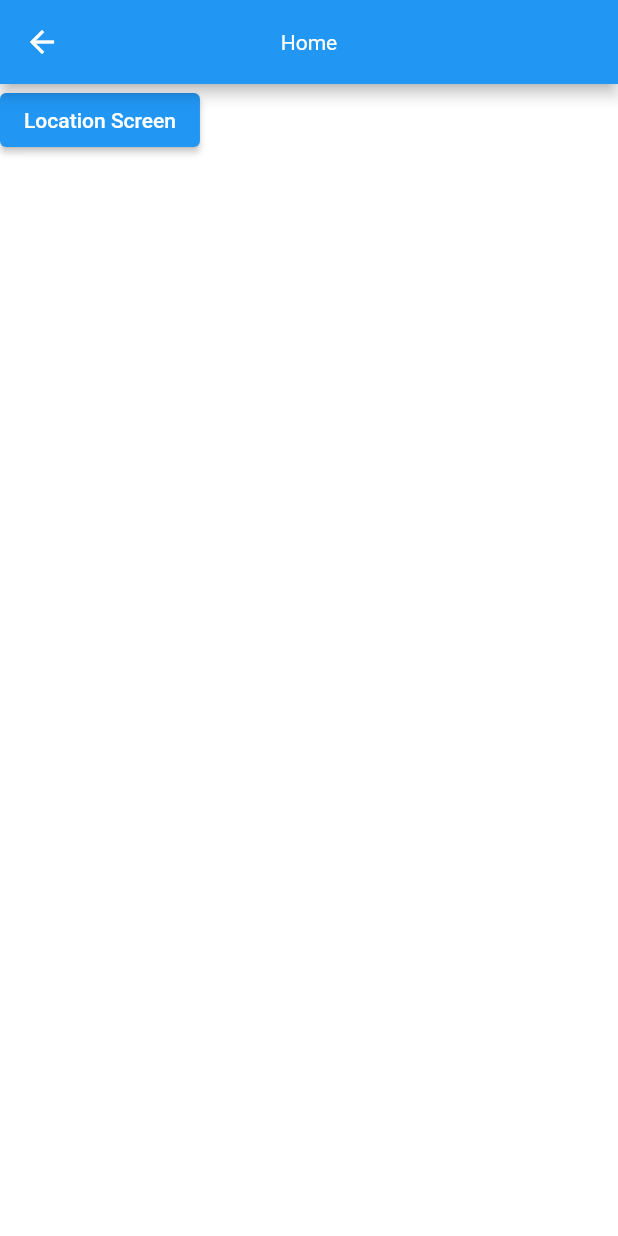
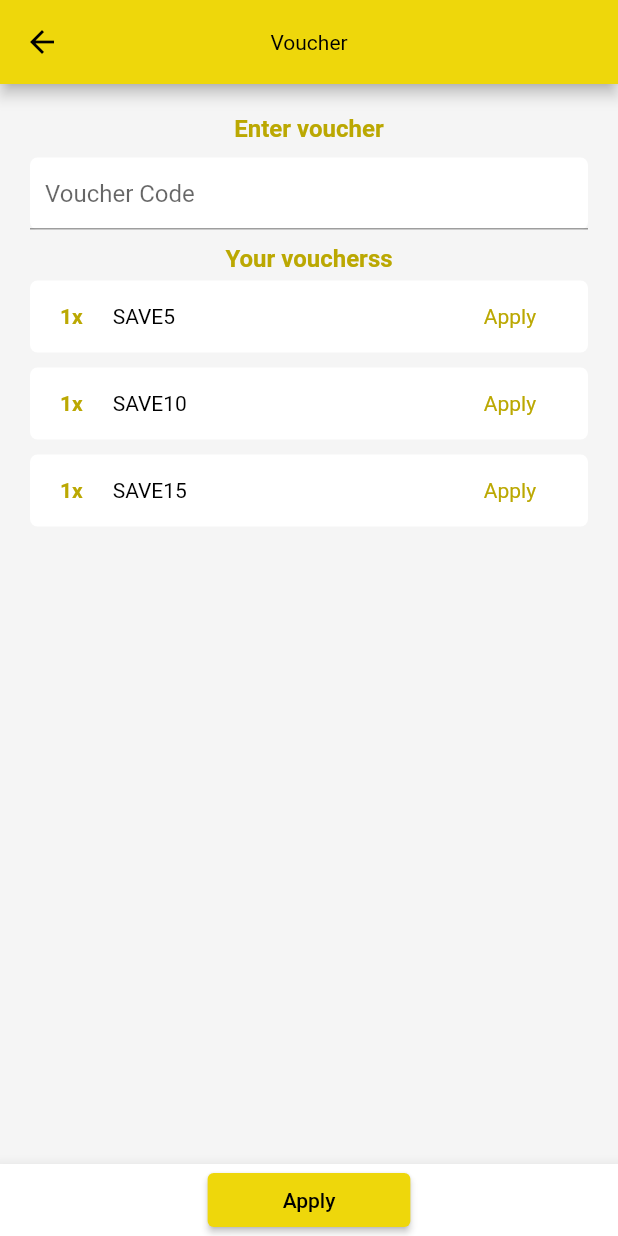
Before and after one commit to melvinjariwala/food_delivery_app, a Flutter app: the VoucherScreen screen opened by its route, on a phone screen of 412 x 824 dp. Run offline on Flutter 3.47's test engine with Material 2 defaults, Android fonts, the phone set to English and light mode, and no system bars; our stand-ins replace bloc, equatable, flutter_bloc, flutter_svg, geolocator, google_maps_flutter; network calls fail; Roboto replaces fonts that are missing (Futura).

Commit message:
Apply Voucher in Basket

```diff
--- a/lib/blocs/basket/basket_bloc.dart
+++ b/lib/blocs/basket/basket_bloc.dart
@@ -6,6 +6,7 @@ import 'package:bloc/bloc.dart';
 import 'package:equatable/equatable.dart';
 import 'package:food_delivery_app/models/basket_model.dart';
 import 'package:food_delivery_app/models/menu_item_model.dart' as Item;
+import 'package:food_delivery_app/models/voucher_model.dart';
 
 part 'basket_event.dart';
 part 'basket_state.dart';
@@ -17,6 +18,7 @@ class BasketBloc extends Bloc<BasketEvent, BasketState> {
     on<RemoveItem>(removeItem);
     on<RemoveAllItem>(removeAllItem);
     on<ToggleSwitch>(toggleSwitch);
+    on<AddVoucher>(addVoucher);
   }
 
   FutureOr<void> startBasket(
@@ -90,4 +92,16 @@ class BasketBloc extends Bloc<BasketEvent, BasketState> {
       }
     }
   }
+
+  FutureOr<void> addVoucher(AddVoucher event, Emitter<BasketState> emit) {
+    if (state is BasketLoaded) {
+      try {
+        final BasketLoaded currentState = state as BasketLoaded;
+        emit(BasketLoaded(
+            basket: currentState.basket.copyWith(voucher: event.voucher)));
+      } catch (e) {
+        print("Error in addVoucher : $e");
+      }
+    }
+  }
 }
--- a/lib/blocs/basket/basket_event.dart
+++ b/lib/blocs/basket/basket_event.dart
@@ -44,3 +44,11 @@ class ToggleSwitch extends BasketEvent {
   @override
   List<Object> get props => [];
 }
+
+class AddVoucher extends BasketEvent {
+  final Voucher voucher;
+  const AddVoucher(this.voucher);
+
+  @override
+  List<Object> get props => [voucher];
+}
--- a/lib/models/basket_model.dart
+++ b/lib/models/basket_model.dart
@@ -1,20 +1,29 @@
 // ignore_for_file: library_prefixes
 
 import 'package:equatable/equatable.dart';
+import 'package:food_delivery_app/models/voucher_model.dart';
 import 'menu_item_model.dart' as Item;
 
 class Basket extends Equatable {
   final List<Item.MenuItem> items;
   final bool cutlery;
+  final Voucher? voucher;
 
-  Basket({this.items = const <Item.MenuItem>[], this.cutlery = false});
+  const Basket(
+      {this.items = const <Item.MenuItem>[],
+      this.cutlery = false,
+      this.voucher});
 
-  Basket copyWith({List<Item.MenuItem>? items, bool? cutlery}) {
-    return Basket(items: items ?? this.items, cutlery: cutlery ?? this.cutlery);
+  Basket copyWith(
+      {List<Item.MenuItem>? items, bool? cutlery, Voucher? voucher}) {
+    return Basket(
+        items: items ?? this.items,
+        cutlery: cutlery ?? this.cutlery,
+        voucher: voucher ?? this.voucher);
   }
 
   @override
-  List<Object?> get props => [items, cutlery];
+  List<Object?> get props => [items, cutlery, voucher];
 
   Map itemQuantity(items) {
     var quantity = {};
@@ -33,7 +42,7 @@ class Basket extends Equatable {
       items.fold(0, (total, current) => total + current.price);
 
   double total(subtotal) {
-    return subtotal + 2.99;
+    return voucher == null ? subtotal + 2.99 : subtotal + 2.99 - voucher!.value;
   }
 
   String get subtotalToString => subtotal.toStringAsFixed(2);
--- /dev/null
+++ b/lib/models/voucher_model.dart
@@ -0,0 +1,18 @@
+import 'package:equatable/equatable.dart';
+
+class Voucher extends Equatable {
+  final int id;
+  final String code;
+  final double value;
+
+  const Voucher({required this.id, required this.code, required this.value});
+
+  @override
+  List<Object?> get props => [id, code, value];
+
+  static List<Voucher> vouchers = const [
+    Voucher(id: 1, code: "SAVE5", value: 5.0),
+    Voucher(id: 2, code: "SAVE10", value: 10.0),
+    Voucher(id: 3, code: "SAVE15", value: 15.0),
+  ];
+}
--- a/lib/screens/basket.dart
+++ b/lib/screens/basket.dart
@@ -5,6 +5,7 @@ import 'package:flutter_bloc/flutter_bloc.dart';
 import 'package:flutter_svg/flutter_svg.dart';
 import 'package:food_delivery_app/blocs/basket/basket_bloc.dart';
 import 'package:food_delivery_app/screens/edit_basket.dart';
+import 'package:food_delivery_app/screens/voucher.dart';
 
 class BasketScreen extends StatelessWidget {
   const BasketScreen({super.key});
@@ -230,14 +231,23 @@ class BasketScreen extends StatelessWidget {
                 child: Row(
                   mainAxisAlignment: MainAxisAlignment.spaceBetween,
                   children: [
-                    Column(
+                    BlocBuilder<BasketBloc, BasketState>(
+                      builder: (context, state) {
+                        if (state is BasketLoaded) {
+                          return state.basket.voucher == null
+                              ? Column(
                                   mainAxisAlignment: MainAxisAlignment.center,
                                   children: [
                                     const SizedBox(height: 20),
                                     Text("Do you have a voucher?",
-                            style: Theme.of(context).textTheme.headline6),
+                                        style: Theme.of(context)
+                                            .textTheme
+                                            .headline6),
                                     TextButton(
-                            onPressed: () {},
+                                        onPressed: () {
+                                          Navigator.pushNamed(
+                                              context, VoucherScreen.routeName);
+                                        },
                                         child: Text("Apply",
                                             style: Theme.of(context)
                                                 .textTheme
@@ -246,6 +256,19 @@ class BasketScreen extends StatelessWidget {
                                                     color: Theme.of(context)
                                                         .primaryColorDark))),
                                   ],
+                                )
+                              : const Center(
+                                  child: Text("Your voucher is applied!"));
+                        }
+                        return Center(
+                            child: Text("Something went wrong!",
+                                style: Theme.of(context)
+                                    .textTheme
+                                    .headline6!
+                                    .copyWith(
+                                        color: Theme.of(context)
+                                            .primaryColorDark)));
+                      },
                     ),
                     SvgPicture.asset('assets/delivery_time.svg'),
                   ],
--- a/lib/screens/home_screen.dart
+++ b/lib/screens/home_screen.dart
@@ -161,7 +161,12 @@ class RestaurantCard extends StatelessWidget {
   }
 }
 
-class CustomAppBar extends StatelessWidget with PreferredSizeWidget {
+mixin AppBarMixin implements PreferredSizeWidget {
+  @override
+  Size get preferredSize => const Size.fromHeight(kToolbarHeight);
+}
+
+class CustomAppBar extends StatelessWidget with AppBarMixin {
   const CustomAppBar({
     Key? key,
   }) : super(key: key);
--- a/lib/screens/restaurant_details.dart
+++ b/lib/screens/restaurant_details.dart
@@ -40,7 +40,8 @@ class RestaurantDetailsScreen extends StatelessWidget {
                     onPressed: () {
                       Navigator.pushNamed(context, BasketScreen.routeName);
                     },
-                    child: const Text("Basket"))
+                    child: const Text("Basket",
+                        style: TextStyle(color: Colors.black)))
               ],
             ),
           ),
--- a/lib/screens/voucher.dart
+++ b/lib/screens/voucher.dart
@@ -1,7 +1,7 @@
 import 'package:flutter/material.dart';
-import 'package:food_delivery_app/screens/location_screen.dart';
-//import 'package:flutter/src/widgets/container.dart';
-//import 'package:flutter/src/widgets/framework.dart';
+import 'package:flutter_bloc/flutter_bloc.dart';
+import 'package:food_delivery_app/blocs/basket/basket_bloc.dart';
+import 'package:food_delivery_app/models/voucher_model.dart';
 
 class VoucherScreen extends StatelessWidget {
   const VoucherScreen({super.key});
@@ -16,15 +16,112 @@ class VoucherScreen extends StatelessWidget {
   @override
   Widget build(BuildContext context) {
     return Scaffold(
+      backgroundColor: Theme.of(context).backgroundColor,
       appBar: AppBar(
         centerTitle: true,
-        title: const Text("Home"),
+        title: const Text("Voucher", style: TextStyle(color: Colors.black)),
+        backgroundColor: Theme.of(context).primaryColor,
+        leading: const BackButton(color: Colors.black),
       ),
-      body: ElevatedButton(
-          onPressed: () {
-            Navigator.pushNamed(context, LocationScreen.routeName);
-          },
-          child: const Text("Location Screen")),
+      bottomNavigationBar: BottomAppBar(
+        child: Container(
+            child: Row(mainAxisAlignment: MainAxisAlignment.center, children: [
+          ElevatedButton(
+              style: ElevatedButton.styleFrom(
+                  padding: const EdgeInsets.symmetric(horizontal: 50.0),
+                  backgroundColor: Theme.of(context).primaryColor),
+              onPressed: () {},
+              child: const Text("Apply", style: TextStyle(color: Colors.black)))
+        ])),
+      ),
+      body: Padding(
+        padding: const EdgeInsets.all(20.0),
+        child: Column(
+          mainAxisAlignment: MainAxisAlignment.start,
+          children: [
+            Text("Enter voucher",
+                style: Theme.of(context)
+                    .textTheme
+                    .headline4!
+                    .copyWith(color: Theme.of(context).primaryColorDark)),
+            Container(
+              width: double.infinity,
+              margin: const EdgeInsets.only(top: 10, bottom: 10),
+              decoration: BoxDecoration(
+                  color: Colors.white,
+                  borderRadius: BorderRadius.circular(5.0)),
+              child: Row(
+                mainAxisAlignment: MainAxisAlignment.spaceBetween,
+                children: [
+                  Expanded(
+                      child: TextFormField(
+                    decoration: InputDecoration(
+                        hintText: "Voucher Code",
+                        contentPadding: const EdgeInsets.all(10.0)),
+                  )),
+                ],
+              ),
+            ),
+            Text("Your voucherss",
+                style: Theme.of(context)
+                    .textTheme
+                    .headline4!
+                    .copyWith(color: Theme.of(context).primaryColorDark)),
+            ListView.builder(
+                shrinkWrap: true,
+                itemCount: Voucher.vouchers.length,
+                itemBuilder: (context, index) {
+                  return Container(
+                    width: double.infinity,
+                    margin: const EdgeInsets.only(top: 5, bottom: 5),
+                    padding: const EdgeInsets.symmetric(horizontal: 20.0),
+                    decoration: BoxDecoration(
+                        color: Colors.white,
+                        borderRadius: BorderRadius.circular(5.0)),
+                    child: Row(
+                      mainAxisAlignment: MainAxisAlignment.spaceBetween,
+                      children: [
+                        Text(
+                          "1x",
+                          style: Theme.of(context)
+                              .textTheme
+                              .headline5!
+                              .copyWith(
+                                  color: Theme.of(context).primaryColorDark),
+                        ),
+                        SizedBox(width: 20),
+                        Expanded(
+                            child: Text(
+                          Voucher.vouchers[index].code,
+                          style: Theme.of(context).textTheme.headline6,
+                        )),
+                        BlocBuilder<BasketBloc, BasketState>(
+                          builder: (context, state) {
+                            return TextButton(
+                                onPressed: () {
+                                  context
+                                      .read<BasketBloc>()
+                                      .add(AddVoucher(Voucher.vouchers[index]));
+                                  Navigator.pop(context);
+                                },
+                                child: Text(
+                                  "Apply",
+                                  style: Theme.of(context)
+                                      .textTheme
+                                      .headline6!
+                                      .copyWith(
+                                          color: Theme.of(context)
+                                              .primaryColorDark),
+                                ));
+                          },
+                        )
+                      ],
+                    ),
+                  );
+                })
+          ],
+        ),
+      ),
     );
   }
 }
```
Also changed, not shown: pubspec.lock. Lines whose indentation alone changed are shown as unchanged.
